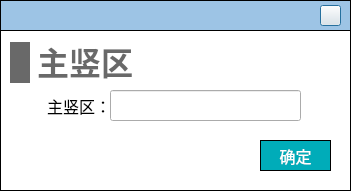
The window that NoiseCalSoft/roomDefineForm/dialog_add_zhushuqu.ui (haobana/NoiCal) describes before a commit, drawn with Qt 5.
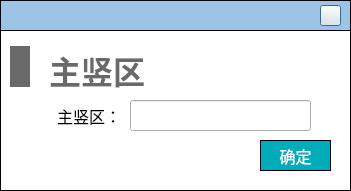
The same window after the commit. Icons and pictures are not drawn.

```diff
--- a/NoiseCalSoft/roomDefineForm/dialog_add_zhushuqu.ui
+++ b/NoiseCalSoft/roomDefineForm/dialog_add_zhushuqu.ui
@@ -106,9 +106,9 @@
    <widget class="QLineEdit" name="lineEdit">
     <property name="geometry">
      <rect>
-      <x>110</x>
-      <y>60</y>
-      <width>191</width>
+      <x>130</x>
+      <y>70</y>
+      <width>181</width>
       <height>31</height>
      </rect>
     </property>
@@ -122,9 +122,9 @@
    <widget class="QLabel" name="label">
     <property name="geometry">
      <rect>
-      <x>40</x>
-      <y>60</y>
-      <width>71</width>
+      <x>30</x>
+      <y>70</y>
+      <width>91</width>
       <height>31</height>
      </rect>
     </property>
@@ -149,8 +149,8 @@
      <rect>
       <x>10</x>
       <y>10</y>
-      <width>124</width>
-      <height>45</height>
+      <width>148</width>
+      <height>54</height>
      </rect>
     </property>
     <layout class="QHBoxLayout" name="horizontalLayout_37">
@@ -185,6 +185,7 @@
         <font>
          <family>Microsoft YaHei</family>
          <pointsize>24</pointsize>
+         <weight>75</weight>
          <bold>true</bold>
         </font>
        </property>
```
